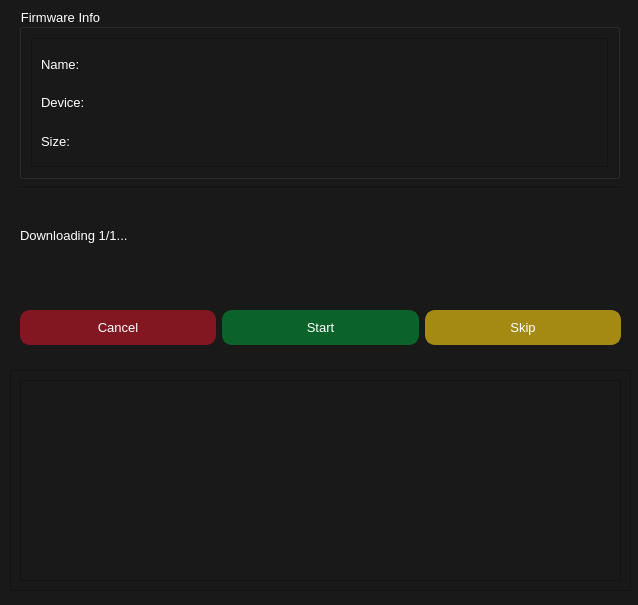
First picture: the form in _dm.ui, repository i0nsec/iFirmware-Toolkit, before the edit.
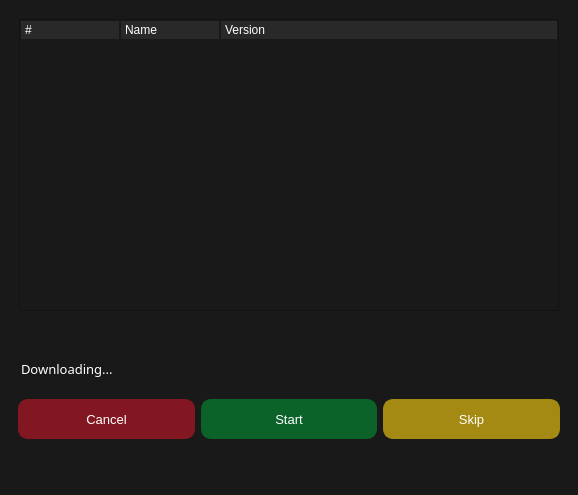
Second picture: the form after the edit.

What changed in the file:
```diff
--- a/_dm.ui
+++ b/_dm.ui
@@ -6,14 +6,14 @@
    <rect>
     <x>0</x>
     <y>0</y>
-    <width>638</width>
-    <height>605</height>
+    <width>578</width>
+    <height>495</height>
    </rect>
   </property>
   <property name="minimumSize">
    <size>
     <width>200</width>
-    <height>600</height>
+    <height>200</height>
    </size>
   </property>
   <property name="windowTitle">
@@ -23,68 +23,49 @@
    <string notr="true">background-color: #191919;</string>
   </property>
   <widget class="QWidget" name="centralwidget">
-   <widget class="QFrame" name="frame_2">
-    <property name="geometry">
-     <rect>
-      <x>10</x>
-      <y>370</y>
-      <width>621</width>
-      <height>221</height>
-     </rect>
-    </property>
-    <property name="styleSheet">
-     <string notr="true">QListWidget {
-	color: #fff;
+   <layout class="QGridLayout" name="gridLayout_2">
+    <item row="0" column="0">
+     <widget class="QTreeWidget" name="pc_tree">
+      <property name="maximumSize">
+       <size>
+        <width>16777215</width>
+        <height>400</height>
+       </size>
+      </property>
+      <property name="font">
+       <font>
+        <pointsize>10</pointsize>
+       </font>
+      </property>
+      <property name="cursor" stdset="0">
+       <cursorShape>PointingHandCursor</cursorShape>
+      </property>
+      <property name="styleSheet">
+       <string notr="true">QHeaderView::section {
+    background-color: #292929;
+    color: white;
+    padding-left: 4px;
+    border: 1px solid #191919;
 }
-QScrollBar:vertical {
-    background: white;
-     width: 15px;
- }
- QScrollBar::handle:vertical {
-    background: #0C632A;
- }
 
-QScrollBar:horizontal {
-    background: white;
-    height: 15px;
+QTreeView {
+	margin: 10px;
 }
 
-QScrollBar::handle:horizontal {
-    background: #0C632A;
-}</string>
-    </property>
-    <property name="frameShape">
-     <enum>QFrame::StyledPanel</enum>
-    </property>
-    <property name="frameShadow">
-     <enum>QFrame::Raised</enum>
-    </property>
-    <layout class="QGridLayout" name="gridLayout_5">
-     <item row="0" column="0">
-      <widget class="QListWidget" name="main_list">
-       <property name="minimumSize">
-        <size>
-         <width>0</width>
-         <height>10</height>
-        </size>
-       </property>
-       <property name="maximumSize">
-        <size>
-         <width>610</width>
-         <height>300</height>
-        </size>
-       </property>
-       <property name="font">
-        <font>
-         <pointsize>10</pointsize>
-         <strikeout>false</strikeout>
-        </font>
-       </property>
-       <property name="styleSheet">
-        <string notr="true">QListWidget {
-	color: #fff;
+QTreeView::item {
+	padding: 10px;
+color: white;
 }
-QScrollBar:vertical {
+
+QTreeView::item:hover {
+    background: #003451;
+}
+
+QTreeView::item:selected:active{
+    background: #003451;
+}
+
+ QScrollBar:vertical {
     background: white;
      width: 15px;
  }
@@ -100,305 +81,92 @@
 QScrollBar::handle:horizontal {
     background: #0C632A;
 }</string>
+      </property>
+      <property name="uniformRowHeights">
+       <bool>false</bool>
+      </property>
+      <property name="allColumnsShowFocus">
+       <bool>true</bool>
+      </property>
+      <property name="wordWrap">
+       <bool>true</bool>
+      </property>
+      <property name="headerHidden">
+       <bool>false</bool>
+      </property>
+      <column>
+       <property name="text">
+        <string>#</string>
        </property>
-       <property name="isWrapping" stdset="0">
-        <bool>false</bool>
-       </property>
-       <property name="resizeMode">
-        <enum>QListView::Fixed</enum>
-       </property>
-       <property name="layoutMode">
-        <enum>QListView::SinglePass</enum>
-       </property>
-       <property name="spacing">
-        <number>3</number>
-       </property>
-       <property name="viewMode">
-        <enum>QListView::ListMode</enum>
-       </property>
-       <property name="modelColumn">
-        <number>0</number>
-       </property>
-       <property name="uniformItemSizes">
-        <bool>true</bool>
-       </property>
-       <property name="wordWrap">
-        <bool>false</bool>
-       </property>
-       <property name="selectionRectVisible">
-        <bool>true</bool>
-       </property>
-       <property name="sortingEnabled">
-        <bool>false</bool>
-       </property>
-      </widget>
-     </item>
-    </layout>
-   </widget>
-   <widget class="QGroupBox" name="main_window_info">
-    <property name="geometry">
-     <rect>
-      <x>19</x>
-      <y>8</y>
-      <width>601</width>
-      <height>171</height>
-     </rect>
-    </property>
-    <property name="minimumSize">
-     <size>
-      <width>100</width>
-      <height>130</height>
-     </size>
-    </property>
-    <property name="font">
-     <font>
-      <pointsize>10</pointsize>
-     </font>
-    </property>
-    <property name="styleSheet">
-     <string notr="true">color: rgb(255, 255, 255);</string>
-    </property>
-    <property name="title">
-     <string>Firmware Info</string>
-    </property>
-    <layout class="QGridLayout" name="gridLayout_8">
-     <item row="0" column="0">
-      <widget class="QFrame" name="frame">
        <property name="font">
         <font/>
        </property>
-       <property name="frameShape">
-        <enum>QFrame::StyledPanel</enum>
+      </column>
+      <column>
+       <property name="text">
+        <string>Name</string>
        </property>
-       <property name="frameShadow">
-        <enum>QFrame::Raised</enum>
-       </property>
-       <layout class="QGridLayout" name="gridLayout_6">
-        <item row="1" column="0">
-         <layout class="QGridLayout" name="gridLayout_7">
-          <item row="3" column="0">
-           <widget class="QLabel" name="size">
-            <property name="font">
-             <font>
-              <pointsize>10</pointsize>
-             </font>
-            </property>
-            <property name="styleSheet">
-             <string notr="true">color: rgb(255, 255, 255);</string>
-            </property>
-            <property name="text">
-             <string>Size:</string>
-            </property>
-           </widget>
-          </item>
-          <item row="0" column="0">
-           <widget class="QLabel" name="name">
-            <property name="font">
-             <font>
-              <pointsize>10</pointsize>
-             </font>
-            </property>
-            <property name="styleSheet">
-             <string notr="true">color: rgb(255, 255, 255);</string>
-            </property>
-            <property name="text">
-             <string>Name:</string>
-            </property>
-            <property name="wordWrap">
-             <bool>true</bool>
-            </property>
-           </widget>
-          </item>
-          <item row="2" column="0">
-           <widget class="QLabel" name="device">
-            <property name="font">
-             <font>
-              <pointsize>10</pointsize>
-             </font>
-            </property>
-            <property name="styleSheet">
-             <string notr="true">color: rgb(255, 255, 255);</string>
-            </property>
-            <property name="text">
-             <string>Device:</string>
-            </property>
-           </widget>
-          </item>
-         </layout>
-        </item>
-       </layout>
-      </widget>
-     </item>
-    </layout>
-   </widget>
-   <widget class="Line" name="line">
-    <property name="geometry">
-     <rect>
-      <x>20</x>
-      <y>180</y>
-      <width>601</width>
-      <height>16</height>
-     </rect>
-    </property>
-    <property name="font">
-     <font>
-      <bold>true</bold>
-     </font>
-    </property>
-    <property name="styleSheet">
-     <string notr="true">color: rgb(255, 255, 255);</string>
-    </property>
-    <property name="orientation">
-     <enum>Qt::Horizontal</enum>
-    </property>
-   </widget>
-   <widget class="QLabel" name="header">
-    <property name="geometry">
-     <rect>
-      <x>20</x>
-      <y>210</y>
-      <width>591</width>
-      <height>51</height>
-     </rect>
-    </property>
-    <property name="font">
-     <font>
-      <pointsize>10</pointsize>
-      <bold>false</bold>
-     </font>
-    </property>
-    <property name="styleSheet">
-     <string notr="true">color: rgb(255, 255, 255);</string>
-    </property>
-    <property name="text">
-     <string>Downloading 1/1...</string>
-    </property>
-   </widget>
-   <widget class="QWidget" name="layoutWidget">
-    <property name="geometry">
-     <rect>
-      <x>20</x>
-      <y>280</y>
-      <width>601</width>
-      <height>81</height>
-     </rect>
-    </property>
-    <layout class="QGridLayout" name="gridLayout">
-     <item row="0" column="1">
-      <widget class="QPushButton" name="start">
-       <property name="minimumSize">
-        <size>
-         <width>150</width>
-         <height>35</height>
-        </size>
-       </property>
-       <property name="maximumSize">
-        <size>
-         <width>500</width>
-         <height>20</height>
-        </size>
-       </property>
-       <property name="font">
-        <font>
-         <pointsize>10</pointsize>
-         <bold>false</bold>
-        </font>
-       </property>
-       <property name="cursor">
-        <cursorShape>PointingHandCursor</cursorShape>
-       </property>
-       <property name="styleSheet">
-        <string notr="true">QPushButton {
-        background-color: #0C632A;
-        border: none;
-        color: #fff;
- 		border: 2px solid #0C632A;
-    	border-radius: 10px;
-    }
-
- QPushButton:hover {
-	background-color: #084D20;
-}
-
-QToolTip { 
-	color: #fff; background-color: #000; border: none; 
-
-}</string>
-       </property>
+      </column>
+      <column>
        <property name="text">
-        <string>Start</string>
+        <string>Version</string>
        </property>
-       <property name="default">
-        <bool>true</bool>
-       </property>
-      </widget>
-     </item>
-     <item row="0" column="0">
-      <widget class="QPushButton" name="cancel_btn">
-       <property name="minimumSize">
-        <size>
-         <width>150</width>
-         <height>35</height>
-        </size>
-       </property>
-       <property name="maximumSize">
-        <size>
-         <width>500</width>
-         <height>20</height>
-        </size>
-       </property>
-       <property name="font">
-        <font>
-         <pointsize>10</pointsize>
-         <bold>false</bold>
-        </font>
-       </property>
-       <property name="cursor">
-        <cursorShape>PointingHandCursor</cursorShape>
-       </property>
-       <property name="styleSheet">
-        <string notr="true">QPushButton {
-        background-color: #831721;
-        border: none;
-        color: #fff;
- 		border: 2px solid #831721;
-    	border-radius: 10px;
-    }
-
- QPushButton:hover {
-	background-color: #75141d;
+      </column>
+     </widget>
+    </item>
+    <item row="4" column="0">
+     <widget class="QProgressBar" name="pbar">
+      <property name="font">
+       <font>
+        <pointsize>10</pointsize>
+       </font>
+      </property>
+      <property name="styleSheet">
+       <string notr="true">QProgressBar {
+	min-height: 12px;
+	max-height: 12px;
+	border-radius: 6px;
+	margin: 10px;
 }
 
-QToolTip { 
-	color: #fff; background-color: #000; border: none; 
-
+QProgressBar::chunk {
+	border-radius: 6px;
+	background-color: #0C632A;
 }</string>
-       </property>
-       <property name="text">
-        <string>Cancel</string>
-       </property>
-      </widget>
-     </item>
-     <item row="0" column="2">
-      <layout class="QGridLayout" name="gridLayout_2">
-       <item row="0" column="0">
+      </property>
+      <property name="maximum">
+       <number>100</number>
+      </property>
+      <property name="value">
+       <number>0</number>
+      </property>
+      <property name="textVisible">
+       <bool>false</bool>
+      </property>
+     </widget>
+    </item>
+    <item row="3" column="0">
+     <widget class="QWidget" name="widget" native="true">
+      <property name="font">
+       <font>
+        <pointsize>10</pointsize>
+       </font>
+      </property>
+      <property name="styleSheet">
+       <string notr="true"/>
+      </property>
+      <layout class="QGridLayout" name="gridLayout">
+       <item row="3" column="2">
         <widget class="QPushButton" name="skip">
          <property name="minimumSize">
           <size>
-           <width>150</width>
-           <height>35</height>
-          </size>
-         </property>
-         <property name="maximumSize">
-          <size>
-           <width>500</width>
-           <height>20</height>
+           <width>0</width>
+           <height>40</height>
           </size>
          </property>
          <property name="font">
           <font>
            <pointsize>10</pointsize>
-           <bold>false</bold>
           </font>
          </property>
          <property name="cursor">
@@ -416,6 +184,7 @@
 
 QPushButton:disabled {
         border: none;
+ 		border: 2px solid #0C632A;
     	border-radius: 10px;
 }
 
@@ -435,10 +204,127 @@
          </property>
         </widget>
        </item>
+       <item row="3" column="1">
+        <widget class="QPushButton" name="start">
+         <property name="minimumSize">
+          <size>
+           <width>0</width>
+           <height>40</height>
+          </size>
+         </property>
+         <property name="font">
+          <font>
+           <pointsize>10</pointsize>
+          </font>
+         </property>
+         <property name="cursor">
+          <cursorShape>PointingHandCursor</cursorShape>
+         </property>
+         <property name="styleSheet">
+          <string notr="true">QPushButton {
+        background-color: #0C632A;
+        border: none;
+        color: #fff;
+ 		border: 2px solid #0C632A;
+    	border-radius: 10px;
+    }
+
+ QPushButton:hover {
+	background-color: #084D20;
+}
+
+QToolTip { 
+	color: #fff; background-color: #000; border: none; 
+
+}</string>
+         </property>
+         <property name="text">
+          <string>Start</string>
+         </property>
+        </widget>
+       </item>
+       <item row="3" column="0">
+        <widget class="QPushButton" name="cancel_btn">
+         <property name="minimumSize">
+          <size>
+           <width>0</width>
+           <height>40</height>
+          </size>
+         </property>
+         <property name="font">
+          <font>
+           <pointsize>10</pointsize>
+          </font>
+         </property>
+         <property name="cursor">
+          <cursorShape>PointingHandCursor</cursorShape>
+         </property>
+         <property name="styleSheet">
+          <string notr="true">QPushButton {
+        background-color: #831721;
+        border: none;
+        color: #fff;
+ 		border: 2px solid #831721;
+    	border-radius: 10px;
+    }
+
+ QPushButton:hover {
+	background-color: #75141d;
+}
+
+QToolTip { 
+	color: #fff; background-color: #000; border: none; 
+
+}</string>
+         </property>
+         <property name="text">
+          <string>Cancel</string>
+         </property>
+        </widget>
+       </item>
+       <item row="1" column="0" colspan="3">
+        <widget class="QLabel" name="header">
+         <property name="maximumSize">
+          <size>
+           <width>16777215</width>
+           <height>50</height>
+          </size>
+         </property>
+         <property name="font">
+          <font>
+           <family>Segoe UI Semibold</family>
+           <pointsize>10</pointsize>
+          </font>
+         </property>
+         <property name="styleSheet">
+          <string notr="true">color: rgb(255, 255, 255);
+margin-bottom: 15px;</string>
+         </property>
+         <property name="text">
+          <string>Downloading... </string>
+         </property>
+        </widget>
+       </item>
+       <item row="0" column="0" colspan="2">
+        <widget class="QLabel" name="top_header">
+         <property name="font">
+          <font>
+           <family>Segoe UI Semibold</family>
+           <pointsize>10</pointsize>
+          </font>
+         </property>
+         <property name="styleSheet">
+          <string notr="true">color: rgb(255, 255, 255);</string>
+         </property>
+         <property name="text">
+          <string/>
+         </property>
+        </widget>
+       </item>
       </layout>
-     </item>
-    </layout>
-   </widget>
+     </widget>
+    </item>
+   </layout>
   </widget>
  </widget>
  <resources/>
```
